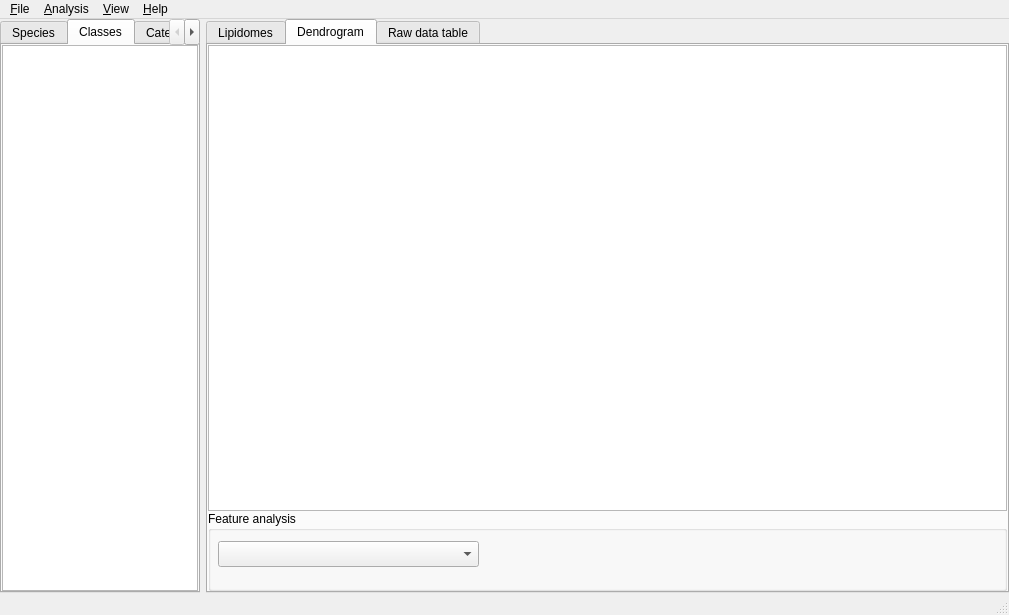
Above: ui/lipidspacegui.ui from lifs-tools/lipidspace before the change. Below: the same form after it.
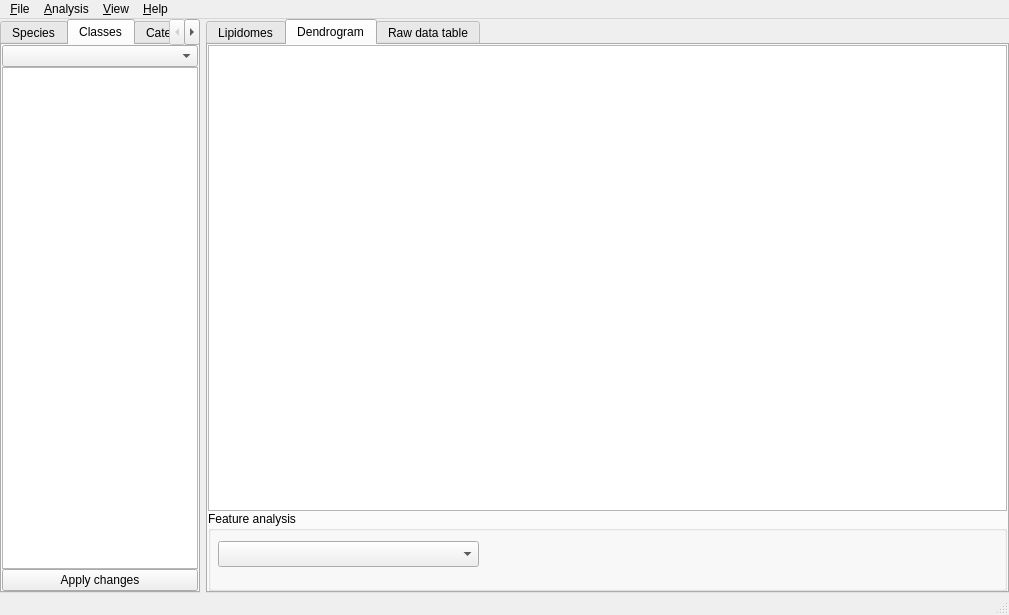
That is the form after the change. The open tabs and pages were chosen to show the change. Custom widgets are drawn as their Qt base class.

Commit message: fixed visualization bug in raw data table

What changed in the file:
```diff
--- a/ui/lipidspacegui.ui
+++ b/ui/lipidspacegui.ui
@@ -207,9 +207,19 @@
         <property name="bottomMargin">
          <number>0</number>
         </property>
+        <item>
+         <widget class="QComboBox" name="classComboBox"/>
+        </item>
         <item>
          <widget class="QListWidget" name="classList"/>
         </item>
+        <item>
+         <widget class="QPushButton" name="classPushButton">
+          <property name="text">
+           <string>Apply changes</string>
+          </property>
+         </widget>
+        </item>
        </layout>
       </widget>
       <widget class="QWidget" name="tab_3">
```
Left out of the diff: 32 changed lines with no effect on the pictures. The commit also changes 1 other file.
